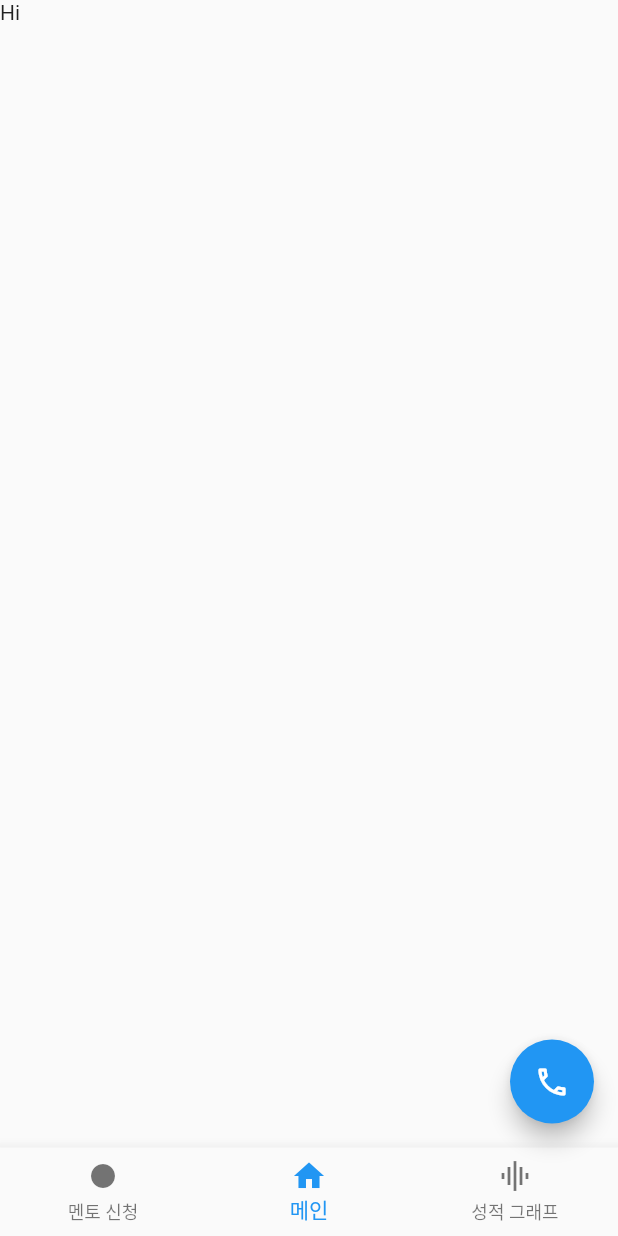
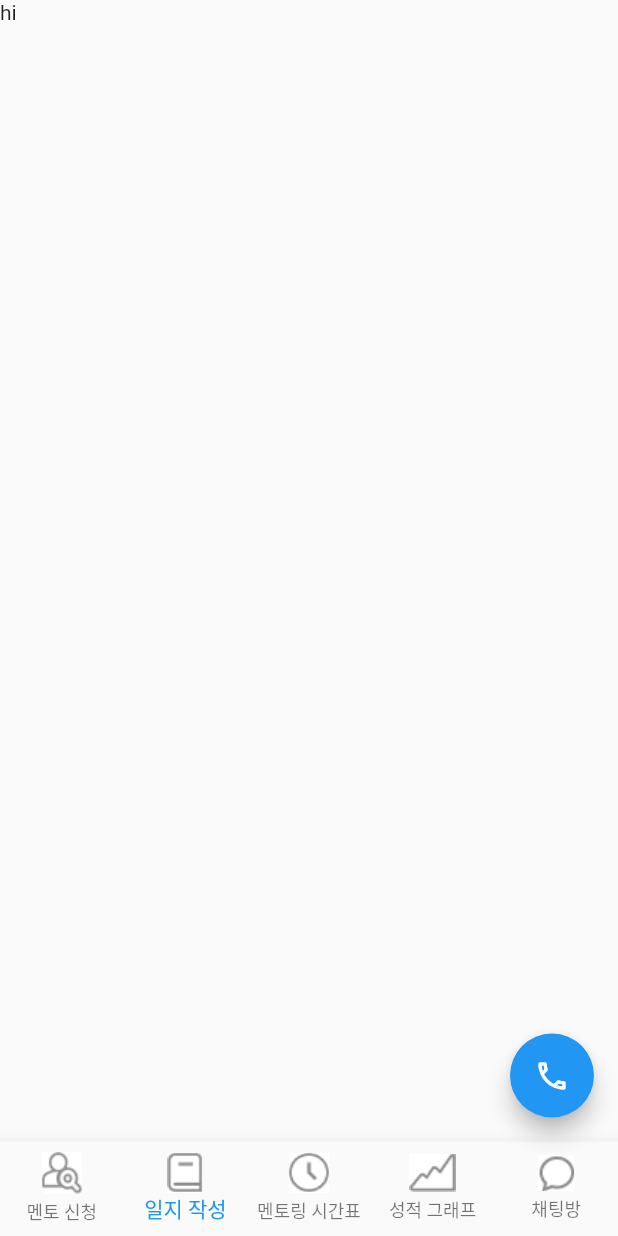
Before and after one commit to BasicProject12/basicProject12, a Flutter app: the screen it shows after launch, item 2 of the bottom bar chosen, on a phone screen of 412 x 824 dp. Run offline on Flutter 3.47's test engine with Material 2 defaults, Android fonts, the phone set to English and light mode, and no system bars.

```diff
--- /dev/null
+++ b/lib/bookOfStu.dart
@@ -0,0 +1,17 @@
+import 'package:flutter/material.dart';
+
+class bookOfStudent extends StatefulWidget {
+  const bookOfStudent({Key? key}) : super(key: key);
+
+  @override
+  _bookOfStudentState createState() => _bookOfStudentState();
+}
+
+class _bookOfStudentState extends State<bookOfStudent> {
+  @override
+  Widget build(BuildContext context) {
+    return Container(
+      child: Text("hi"),
+    );
+  }
+}
--- a/lib/main.dart
+++ b/lib/main.dart
@@ -1,3 +1,7 @@
+import 'package:basic_project_lab/bookOfStu.dart';
+import 'package:basic_project_lab/talkRoom.dart';
+import 'package:basic_project_lab/timeTable.dart';
+import 'package:flutter/cupertino.dart';
 import 'package:flutter/material.dart';
 import 'package:basic_project_lab/mentoMatch.dart';
 
@@ -35,7 +39,7 @@ class MyHomePage extends StatefulWidget {
 class _MyHomePageState extends State<MyHomePage> {
 
   int _currentIndex = 0;
-  final List<Widget> _children = [const Mento(), const Home(), const Graph()];
+  final List<Widget> _children = [const Mento(), const bookOfStudent(), const timeTable(), const Graph(), const talkRoom()];
 
   void _onTap(int index) {
     setState(() {
@@ -52,19 +56,28 @@ class _MyHomePageState extends State<MyHomePage> {
           type: BottomNavigationBarType.fixed,
           onTap: _onTap,
           currentIndex: _currentIndex,
-          items: [
-            new BottomNavigationBarItem(
-              icon: const Icon(Icons.fiber_manual_record),
+          items: const [
+            BottomNavigationBarItem(
+              icon: Image(image: AssetImage('images/search.jpg'),),
               label: "멘토 신청",
+
             ),
-            new BottomNavigationBarItem(
-              icon: const Icon(Icons.home),
-              label: "메인",
+            BottomNavigationBarItem(
+              icon: Image(image: AssetImage('images/book.jpg'),),
+              label: "일지 작성",
             ),
-            new BottomNavigationBarItem(
-              icon: const Icon(Icons.graphic_eq),
+            BottomNavigationBarItem(
+              icon: Image(image: AssetImage('images/timeTable.jpg'),),
+              label: "멘토링 시간표",
+            ),
+            BottomNavigationBarItem(
+              icon: Image(image: AssetImage('images/graph.jpg'),),
               label: "성적 그래프",
-            )
+            ),
+            BottomNavigationBarItem(
+              icon: Image(image: AssetImage('images/talkRoom.jpg'),),
+              label: "채팅방",
+            ),
           ],
       ),
         floatingActionButtonLocation: FloatingActionButtonLocation.endFloat,
```
Also changed, not shown: lib/talkRoom.dart (added, +17 -0 lines), lib/timeTable.dart (added, +17 -0 lines), pubspec.yaml (+8 -3 lines), images/book.jpg (added), images/graph.jpg (added), images/search.jpg (added), images/talkRoom.jpg (added), images/timeTable.jpg (added).
